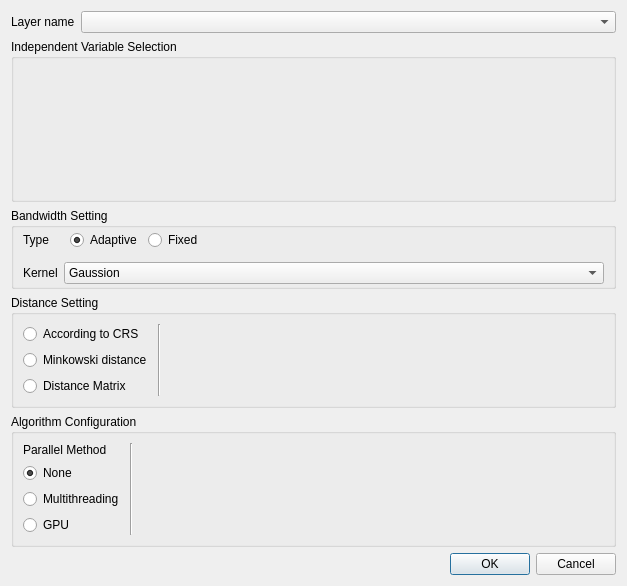
The window that gwmgwssoptionsdialog.ui (GWmodel-Lab/GWmodelS) describes before a commit, drawn with Qt 5.
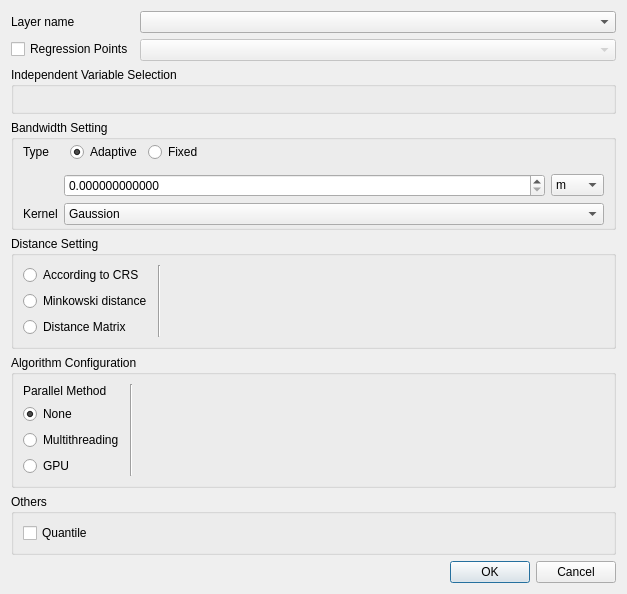
The same window after the commit. The open tabs and pages were chosen to show the change. Custom widgets are drawn as their Qt base class.

Commit message: 修改：GWSS计算 + GWSS参数设置界面

Diff of the .ui file:
```diff
--- a/gwmgwssoptionsdialog.ui
+++ b/gwmgwssoptionsdialog.ui
@@ -13,7 +13,7 @@
   <property name="windowTitle">
    <string>GWSS Configure</string>
   </property>
-  <layout class="QVBoxLayout" name="verticalLayout_3" stretch="0,1,0,0,0,0">
+  <layout class="QVBoxLayout" name="verticalLayout_3" stretch="0,0,0,0,0,0,0">
    <item>
     <layout class="QFormLayout" name="formLayout_6">
      <item row="0" column="0">
@@ -32,6 +32,20 @@
      <item row="0" column="1">
       <widget class="QComboBox" name="mLayerComboBox"/>
      </item>
+     <item row="1" column="0">
+      <widget class="QCheckBox" name="ckbRegressionPoints">
+       <property name="text">
+        <string>Regression Points</string>
+       </property>
+      </widget>
+     </item>
+     <item row="1" column="1">
+      <widget class="QComboBox" name="cmbRegressionLayerSelect">
+       <property name="enabled">
+        <bool>false</bool>
+       </property>
+      </widget>
+     </item>
     </layout>
    </item>
    <item>
@@ -144,14 +158,14 @@
         </property>
        </layout>
       </item>
-      <item row="2" column="0">
+      <item row="3" column="0">
        <widget class="QLabel" name="label_13">
         <property name="text">
          <string>Kernel</string>
         </property>
        </widget>
       </item>
-      <item row="2" column="1">
+      <item row="3" column="1">
        <widget class="QComboBox" name="mBwKernelFunctionCombo">
         <item>
          <property name="text">
@@ -180,6 +194,110 @@
         </item>
        </widget>
       </item>
+      <item row="2" column="1">
+       <widget class="QStackedWidget" name="mBwSizeSettingStack">
+        <property name="currentIndex">
+         <number>0</number>
+        </property>
+        <widget class="QWidget" name="page_4">
+         <layout class="QHBoxLayout" name="horizontalLayout">
+          <property name="leftMargin">
+           <number>0</number>
+          </property>
+          <property name="topMargin">
+           <number>0</number>
+          </property>
+          <property name="rightMargin">
+           <number>0</number>
+          </property>
+          <property name="bottomMargin">
+           <number>0</number>
+          </property>
+          <item>
+           <widget class="QSpinBox" name="mBwSizeAdaptiveSize"/>
+          </item>
+          <item>
+           <widget class="QComboBox" name="mBwSizeAdaptiveUnit">
+            <property name="sizePolicy">
+             <sizepolicy hsizetype="Fixed" vsizetype="Fixed">
+              <horstretch>0</horstretch>
+              <verstretch>0</verstretch>
+             </sizepolicy>
+            </property>
+            <item>
+             <property name="text">
+              <string>x1</string>
+             </property>
+            </item>
+            <item>
+             <property name="text">
+              <string>x10</string>
+             </property>
+            </item>
+            <item>
+             <property name="text">
+              <string>x100</string>
+             </property>
+            </item>
+            <item>
+             <property name="text">
+              <string>x1000</string>
+             </property>
+            </item>
+           </widget>
+          </item>
+         </layout>
+        </widget>
+        <widget class="QWidget" name="page_5">
+         <layout class="QHBoxLayout" name="horizontalLayout_4">
+          <property name="leftMargin">
+           <number>0</number>
+          </property>
+          <property name="topMargin">
+           <number>0</number>
+          </property>
+          <property name="rightMargin">
+           <number>0</number>
+          </property>
+          <property name="bottomMargin">
+           <number>0</number>
+          </property>
+          <item>
+           <widget class="QDoubleSpinBox" name="mBwSizeFixedSize">
+            <property name="decimals">
+             <number>12</number>
+            </property>
+           </widget>
+          </item>
+          <item>
+           <widget class="QComboBox" name="mBwSizeFixedUnit">
+            <property name="sizePolicy">
+             <sizepolicy hsizetype="Fixed" vsizetype="Fixed">
+              <horstretch>0</horstretch>
+              <verstretch>0</verstretch>
+             </sizepolicy>
+            </property>
+            <item>
+             <property name="text">
+              <string>m</string>
+             </property>
+            </item>
+            <item>
+             <property name="text">
+              <string>km</string>
+             </property>
+            </item>
+            <item>
+             <property name="text">
+              <string>mile</string>
+             </property>
+            </item>
+           </widget>
+          </item>
+         </layout>
+        </widget>
+       </widget>
+      </item>
      </layout>
     </widget>
    </item>
@@ -496,6 +614,22 @@
      </layout>
     </widget>
    </item>
+   <item>
+    <widget class="QGroupBox" name="groupBox_4">
+     <property name="title">
+      <string>Others</string>
+     </property>
+     <layout class="QVBoxLayout" name="verticalLayout_6">
+      <item>
+       <widget class="QCheckBox" name="mQuantileCheckBox">
+        <property name="text">
+         <string>Quantile</string>
+        </property>
+       </widget>
+      </item>
+     </layout>
+    </widget>
+   </item>
    <item>
     <layout class="QHBoxLayout" name="horizontalLayout_5">
      <item>
```
The commit also changes 7 other files.
